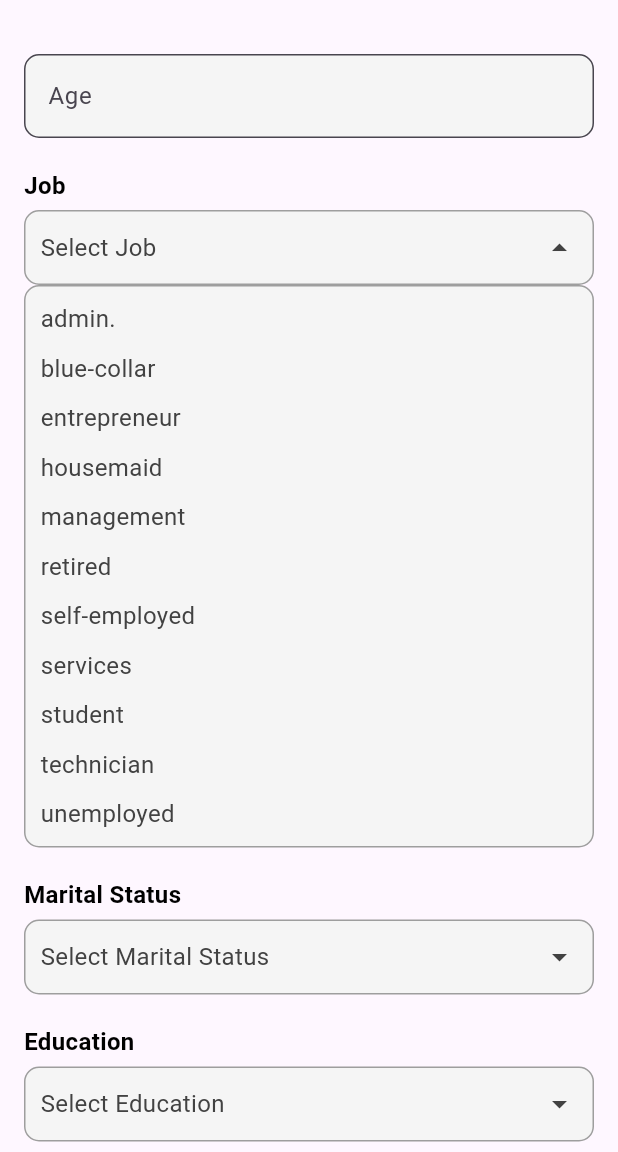
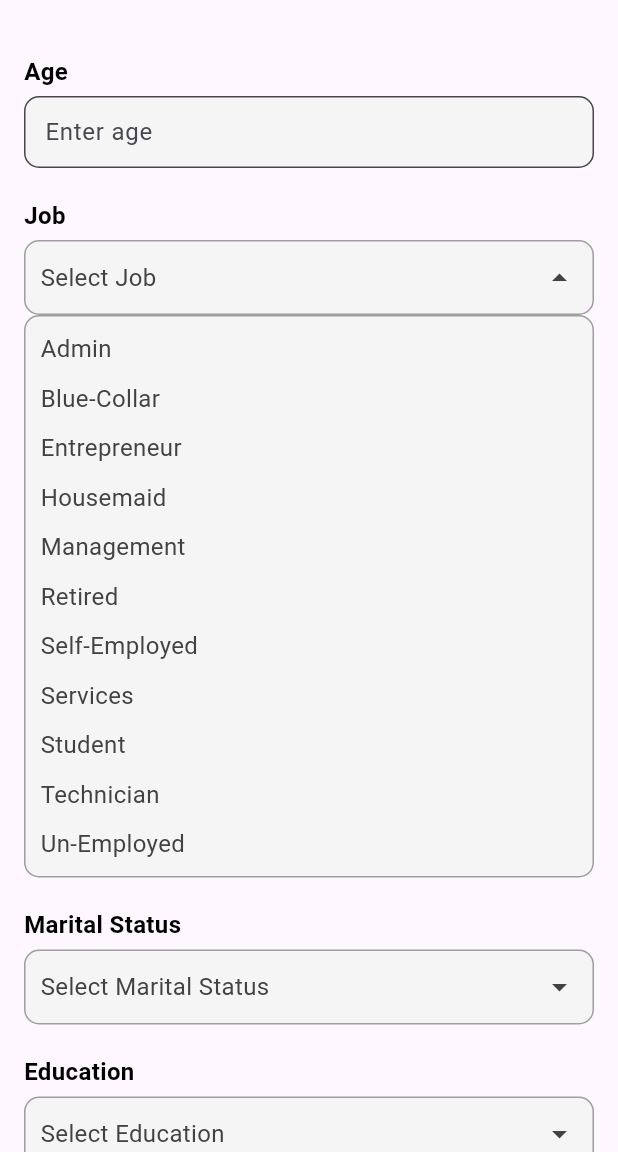
Before and after one commit to MohdSameer4532/MeeranaBanking, a Flutter app: the UserInputForm screen opened directly, after a tap on an icon or button, on a phone screen of 412 x 824 dp, the part 84-1236 px from its top. Run offline on Flutter 3.47's test engine with Material 3 defaults, Android fonts, the phone set to English and light mode, and no system bars; our stand-ins replace fl_chart.

Commit message:
value push and changed input

```diff
--- a/lib/Deposit/user_input_form.dart
+++ b/lib/Deposit/user_input_form.dart
@@ -4,7 +4,6 @@ import 'result_screen.dart';
 import '../custom_dropdown.dart';
 import '../custom_app_bar.dart';
 
-// Extracted label texts
 final Map<String, String> fieldLabels = {
   'age': 'Age',
   'job': 'Job',
@@ -58,22 +57,22 @@ class _UserInputFormState extends State<UserInputForm> {
               children: [
                 const SizedBox(height: 20),
                 _buildTextField('age', _ageController, TextInputType.number,
-                    'Please enter age'),
+                    'Please enter age', 'Enter age'),
                 const SizedBox(height: 20),
                 CustomDropdown(
                   label: fieldLabels['job']!,
                   items: [
-                    'admin.',
-                    'blue-collar',
-                    'entrepreneur',
-                    'housemaid',
-                    'management',
-                    'retired',
-                    'self-employed',
-                    'services',
-                    'student',
-                    'technician',
-                    'unemployed'
+                    'Admin',
+                    'Blue-Collar',
+                    'Entrepreneur',
+                    'Housemaid',
+                    'Management',
+                    'Retired',
+                    'Self-Employed',
+                    'Services',
+                    'Student',
+                    'Technician',
+                    'Un-Employed'
                   ],
                   value: _selectedJob,
                   onChanged: (value) {
@@ -85,7 +84,7 @@ class _UserInputFormState extends State<UserInputForm> {
                 const SizedBox(height: 20),
                 CustomDropdown(
                   label: fieldLabels['maritalStatus']!,
-                  items: ['single', 'married', 'divorced'],
+                  items: ['Single', 'Married', 'Divorced'],
                   value: _selectedMaritalStatus,
                   onChanged: (value) {
                     setState(() {
@@ -96,7 +95,7 @@ class _UserInputFormState extends State<UserInputForm> {
                 const SizedBox(height: 20),
                 CustomDropdown(
                   label: fieldLabels['education']!,
-                  items: ['primary', 'secondary', 'tertiary', 'unknown'],
+                  items: ['Primary', 'Secondary', 'Tertiary', 'UnKnown'],
                   value: _selectedEducation,
                   onChanged: (value) {
                     setState(() {
@@ -105,8 +104,12 @@ class _UserInputFormState extends State<UserInputForm> {
                   },
                 ),
                 const SizedBox(height: 20),
-                _buildTextField('balance', _balanceController,
-                    TextInputType.number, 'Please enter balance'),
+                _buildTextField(
+                    'balance',
+                    _balanceController,
+                    TextInputType.number,
+                    'Please enter balance',
+                    'Enter balance'),
                 const SizedBox(height: 20),
                 _buildSectionHeader('personalLoan'),
                 _buildRadioGroup('personalLoan'),
@@ -114,18 +117,30 @@ class _UserInputFormState extends State<UserInputForm> {
                 _buildSectionHeader('housingLoan'),
                 _buildRadioGroup('housingLoan'),
                 const SizedBox(height: 20),
-                _buildTextField('campaign', _campaignController,
-                    TextInputType.number, 'Please enter a campaign number'),
+                _buildTextField(
+                    'campaign',
+                    _campaignController,
+                    TextInputType.number,
+                    'Please enter a campaign number',
+                    'Enter Campaign number'),
                 const SizedBox(height: 20),
-                _buildTextField('daysSincePreviousContact', _daysController,
-                    TextInputType.number, 'Please enter number of days'),
+                _buildTextField(
+                    'daysSincePreviousContact',
+                    _daysController,
+                    TextInputType.number,
+                    'Please enter number of days',
+                    'Enter Number of Days'),
                 const SizedBox(height: 20),
-                _buildTextField('previousContacts', _previousContactsController,
-                    TextInputType.number, 'Please enter number of contacts'),
+                _buildTextField(
+                    'previousContacts',
+                    _previousContactsController,
+                    TextInputType.number,
+                    'Please enter number of contacts',
+                    'Enter Number of Contacts'),
                 const SizedBox(height: 20),
                 CustomDropdown(
                   label: fieldLabels['previousCampaignOutcome']!,
-                  items: ['success', 'failure', 'other', 'unknown'],
+                  items: ['Success', 'Failure', 'Others', 'Unknown'],
                   value: _selectedPreviousCampaignOutcome,
                   onChanged: (value) {
                     setState(() {
@@ -138,7 +153,7 @@ class _UserInputFormState extends State<UserInputForm> {
                   child: ElevatedButton(
                     onPressed: _submitForm,
                     style: ElevatedButton.styleFrom(
-                      backgroundColor: Color.fromARGB(255, 34, 34, 34),
+                      backgroundColor: const Color.fromARGB(255, 34, 34, 34),
                       foregroundColor: Colors.white,
                       padding: const EdgeInsets.symmetric(
                           horizontal: 40, vertical: 15),
@@ -153,7 +168,6 @@ class _UserInputFormState extends State<UserInputForm> {
                     ),
                   ),
                 ),
-                // _submitForm,
               ],
             ),
           ),
@@ -163,16 +177,35 @@ class _UserInputFormState extends State<UserInputForm> {
   }
 
   Widget _buildTextField(String fieldName, TextEditingController controller,
-      TextInputType inputType, String validationMessage) {
-    return TextFormField(
+      TextInputType inputType, String validationMessage, String hintText) {
+    return Column(
+      crossAxisAlignment: CrossAxisAlignment.start,
+      children: [
+        Text(
+          fieldLabels[fieldName]!,
+          style: const TextStyle(
+            fontSize: 16,
+            fontWeight: FontWeight.bold,
+            color: Colors.black,
+          ),
+        ),
+        const SizedBox(height: 5),
+        TextFormField(
           controller: controller,
           decoration: InputDecoration(
-        labelText: fieldLabels[fieldName],
+            hintText: hintText,
             border: OutlineInputBorder(
               borderRadius: BorderRadius.circular(10),
             ),
             filled: true,
             fillColor: Colors.grey[100],
+            contentPadding:
+                const EdgeInsets.symmetric(horizontal: 10, vertical: 12),
+          ),
+          style: TextStyle(
+            fontSize: 16,
+            fontWeight: FontWeight.normal,
+            color: Colors.grey[800],
           ),
           keyboardType: inputType,
           validator: (value) {
@@ -181,16 +214,18 @@ class _UserInputFormState extends State<UserInputForm> {
             }
             return null;
           },
+        ),
+      ],
     );
   }
 
   Widget _buildSectionHeader(String fieldName) {
     return Text(
       fieldLabels[fieldName]!,
-      style: TextStyle(
-        fontSize: 18,
+      style: const TextStyle(
+        fontSize: 16,
         fontWeight: FontWeight.bold,
-        color: Colors.blueGrey[700],
+        color: Colors.black,
       ),
     );
   }
```
Also changed, not shown: lib/Loan Prediction/loan_general_analytics.dart (+54 -43 lines), flutter_01.png (deleted), flutter_03.png (added). Lines whose indentation alone changed are shown as unchanged.
